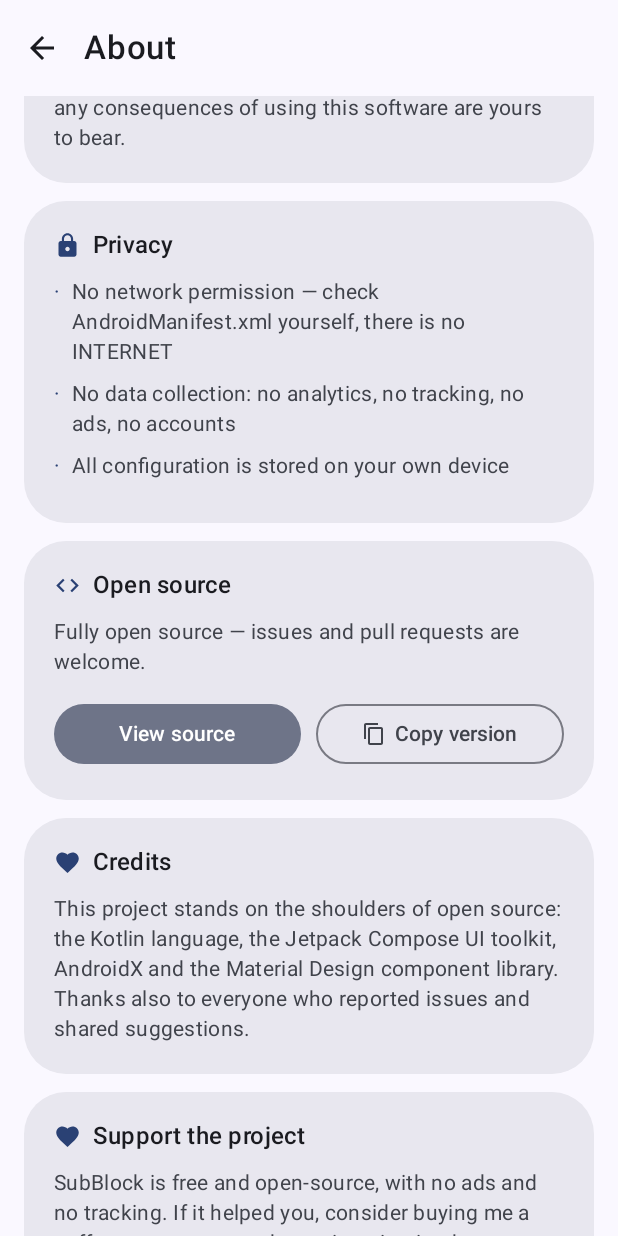
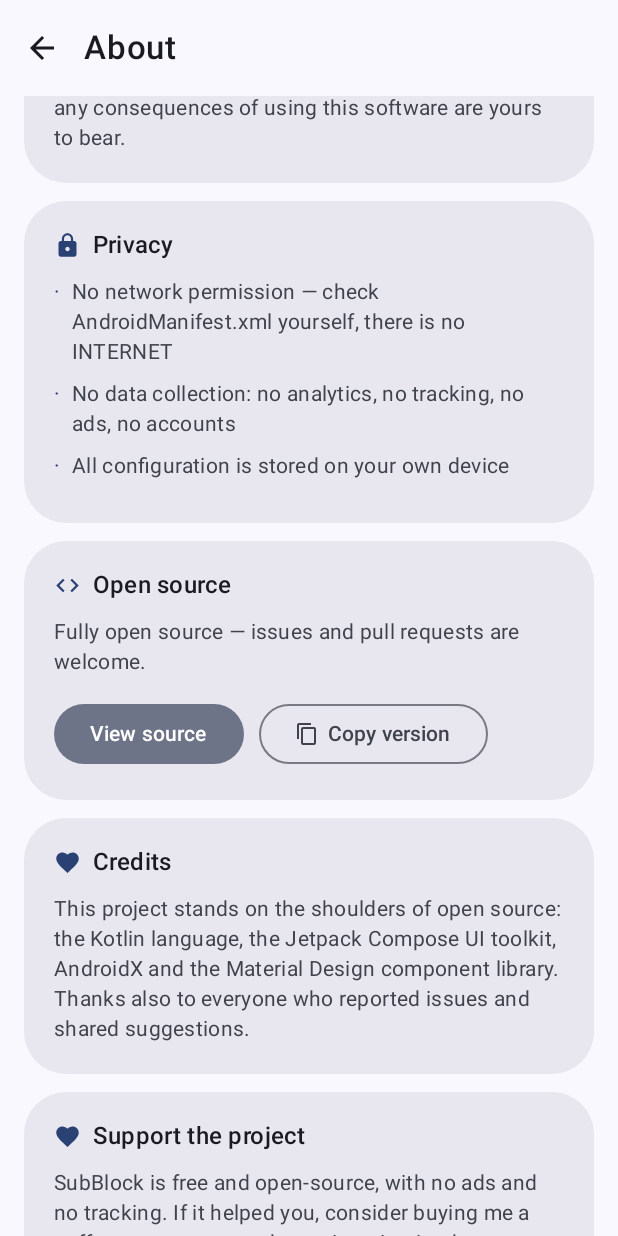
Before and after one commit to Amatorelover/SubBlock, an Android app built with Jetpack Compose: the composable AboutScreen shown on its own in the app's theme, scrolled down 532 dp, on a phone screen of 412 x 824 dp. Run offline under Robolectric (Android 15) with nearby library versions, the phone set to English and light mode, and no system bars.

Commit message:
style(about): 复制版本按钮去等宽恢复自适应，WeChat Pay->WeChat
- 复制版本按钮去掉 weight(1f)，不再占半行显得过大，文案保持单行
- 英文赞助按钮 WeChat Pay 缩短为 WeChat，三等分下不再折行

```diff
--- a/app/build.gradle.kts
+++ b/app/build.gradle.kts
@@ -25,8 +25,8 @@ android {
         applicationId = "com.yanhu.subblock"
         minSdk = 26
         targetSdk = 36
-        versionCode = 19
-        versionName = "1.4.12"
+        versionCode = 20
+        versionName = "1.4.13"
 
         // 作者与仓库地址集中在这里定义，改一处即可全局同步
         buildConfigField("String", "AUTHOR_NAME", "\"Lihoo\"")
--- a/app/src/main/java/com/yanhu/subblock/ui/AboutScreen.kt
+++ b/app/src/main/java/com/yanhu/subblock/ui/AboutScreen.kt
@@ -189,8 +189,7 @@ fun AboutScreen(onBack: () -> Unit) {
                         onClick = {
                             val intent = Intent(Intent.ACTION_VIEW, Uri.parse(BuildConfig.GITHUB_URL))
                             runCatching { context.startActivity(intent) }
-                        },
-                        modifier = Modifier.weight(1f)
+                        }
                     ) {
                         Text(stringResource(R.string.about_view_source))
                     }
@@ -207,8 +206,7 @@ fun AboutScreen(onBack: () -> Unit) {
                                     )
                                 )
                             )
-                        },
-                        modifier = Modifier.weight(1f)
+                        }
                     ) {
                         Icon(Icons.Filled.ContentCopy, contentDescription = null, modifier = Modifier.size(16.dp))
                         Spacer(Modifier.width(6.dp))
--- a/app/src/main/res/values/strings.xml
+++ b/app/src/main/res/values/strings.xml
@@ -167,7 +167,7 @@
     <string name="about_sponsor_body">SubBlock is free and open-source, with no ads and no tracking. If it helped you, consider buying me a coffee — your support keeps it maintained.</string>
     <string name="about_sponsor_afdian">Afdian</string>
     <string name="about_sponsor_url_afdian">https://afdian.com/a/lihoo1998</string>
-    <string name="about_sponsor_wechat">WeChat Pay</string>
+    <string name="about_sponsor_wechat">WeChat</string>
     <string name="about_sponsor_alipay">Alipay</string>
     <string name="about_qr_title_wechat">WeChat Pay QR Code</string>
     <string name="about_qr_title_alipay">Alipay QR Code</string>
```
Also changed, not shown: 1 other file.
